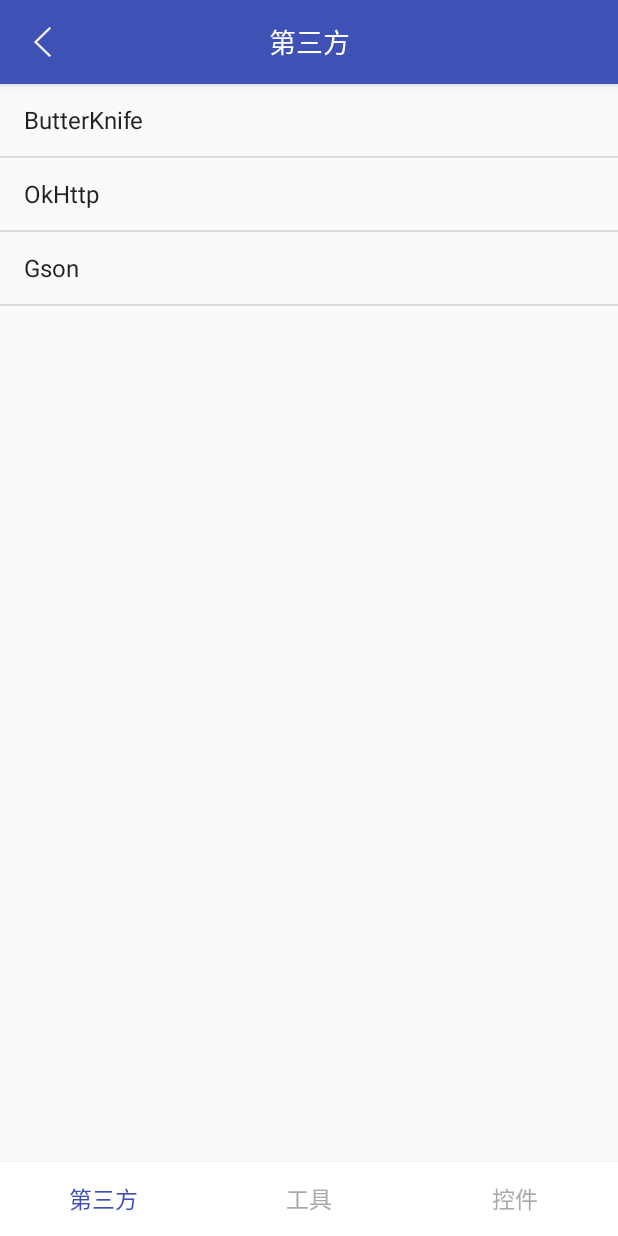
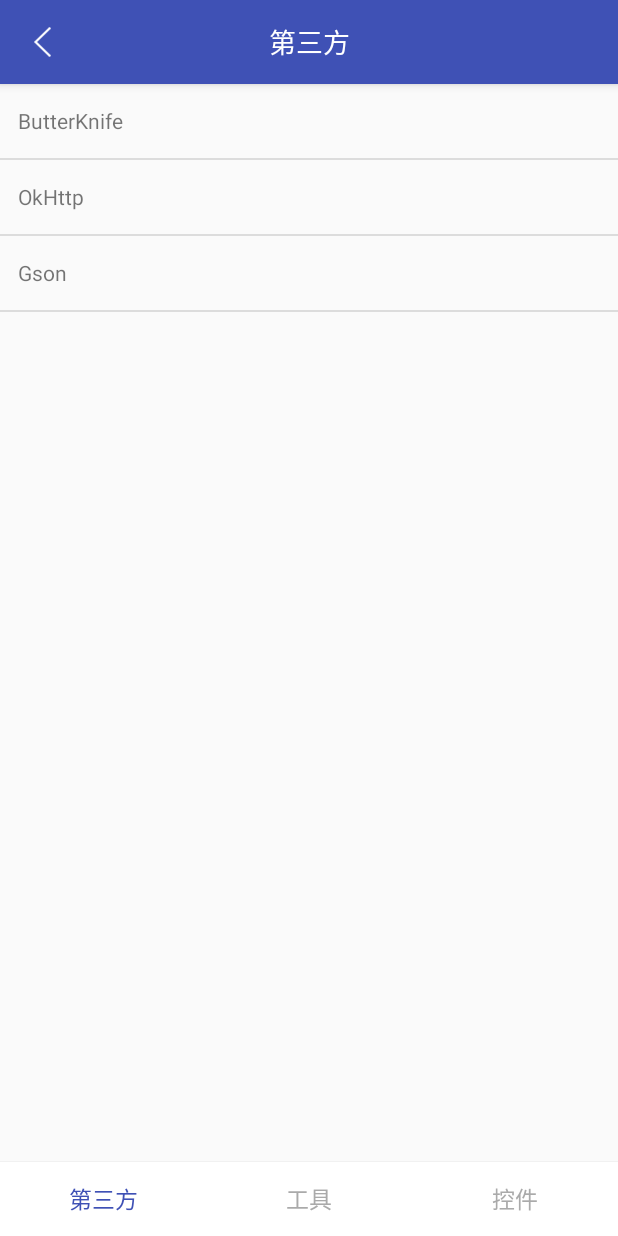
Before and after one commit to fengliang1992/AndroidLibs, an Android app: the screen it shows after launch (MainActivity), on a phone screen of 412 x 824 dp. Run offline under Robolectric (Android 15) with nearby library versions, the phone set to English and light mode, and no system bars; our stand-ins replace ButterKnife; libraries missing offline, so code that uses them is left out: com.github.moduth.blockcanary.

Commit message:
修改类的数组

```diff
--- /dev/null
+++ b/app/src/main/java/com/fltry/androidlibs/ui/ClassBean.java
@@ -0,0 +1,24 @@
+package com.fltry.androidlibs.ui;
+
+/**
+ * Created by tol on 2018-06-15.
+ */
+
+public class ClassBean {
+
+    private String name;
+    private Class cClass;
+
+    public ClassBean(String name, Class cClass) {
+        this.name = name;
+        this.cClass = cClass;
+    }
+
+    public String getName() {
+        return name;
+    }
+
+    public Class getcClass() {
+        return cClass;
+    }
+}
--- /dev/null
+++ b/app/src/main/java/com/fltry/androidlibs/ui/ListUtils.java
@@ -0,0 +1,55 @@
+package com.fltry.androidlibs.ui;
+
+import com.fltry.androidlibs.sdkmodule.Okhttp.OkHttpActivity;
+import com.fltry.androidlibs.sdkmodule.butterkinfe.ButterKinfeActivity;
+import com.fltry.androidlibs.sdkmodule.gson.GsonActivity;
+import com.fltry.androidlibs.utils.Dialog.DialogActivity;
+import com.fltry.androidlibs.utils.excption.ExcptionActivity;
+import com.fltry.androidlibs.utils.screen.ScreenUtilActivity;
+import com.fltry.androidlibs.utils.sp.SPActivity;
+import com.fltry.androidlibs.utils.toast.ToastActivity;
+import com.fltry.androidlibs.view.elastic.ElasticActivity;
+import com.fltry.androidlibs.view.refresh.RefreshActivity;
+import com.fltry.androidlibs.view.timeselect.TimeSelectActivity;
+
+import java.util.ArrayList;
+
+public class ListUtils {
+    public static final int SDK_FRAGMENT = 0;
+    public static final int UTIL_FRAGMENT = 1;
+    public static final int WEIGHT_FRAGMENT = 2;
+
+
+    public static ArrayList<ArrayList<ClassBean>> getAllClasses() {
+        ArrayList<ArrayList<ClassBean>> allClasses = new ArrayList<>();
+        for (int i = 0; i < 3; i++) {
+            allClasses.add(getClasses(i));
+        }
+        return allClasses;
+    }
+
+
+    private static ArrayList<ClassBean> getClasses(int fragmentIndex) {
+        ArrayList<ClassBean> classes = new ArrayList<>();
+        switch (fragmentIndex) {
+            case SDK_FRAGMENT:
+                classes.add(new ClassBean("ButterKnife", ButterKinfeActivity.class));
+                classes.add(new ClassBean("OkHttp", OkHttpActivity.class));
+                classes.add(new ClassBean("Gson", GsonActivity.class));
+                break;
+            case UTIL_FRAGMENT:
+                classes.add(new ClassBean("DialogUtils_弹窗", DialogActivity.class));
+                classes.add(new ClassBean("ScreenUtils_屏幕", ScreenUtilActivity.class));
+                classes.add(new ClassBean("Excption_异常奔溃ANR", ExcptionActivity.class));
+                classes.add(new ClassBean("SharedPreferences", SPActivity.class));
+                classes.add(new ClassBean("Toast", ToastActivity.class));
+                break;
+            case WEIGHT_FRAGMENT:
+                classes.add(new ClassBean("Elastic_弹性界面", ElasticActivity.class));
+                classes.add(new ClassBean("Refresh_刷新", RefreshActivity.class));
+                classes.add(new ClassBean("TimePic_时间日期选择", TimeSelectActivity.class));
+                break;
+        }
+        return classes;
+    }
+}
--- a/app/src/main/java/com/fltry/androidlibs/ui/MainActivity.java
+++ b/app/src/main/java/com/fltry/androidlibs/ui/MainActivity.java
@@ -5,6 +5,8 @@ import android.support.v4.view.ViewPager;
 import android.widget.RadioGroup;
 
 import com.fltry.androidlibs.R;
+
+import java.util.ArrayList;
 
 import butterknife.BindView;
 
@@ -15,10 +17,14 @@ public class MainActivity extends BaseActivity {
     @BindView(R.id.radioGroup)
     RadioGroup radioGroup;
 
+    public ArrayList<ArrayList<ClassBean>> allClasses;
+
     @Override
     protected void onCreate(Bundle savedInstanceState) {
         super.onCreate(savedInstanceState);
         getToolbarTitle().setText("第三方");
+
+        allClasses = ListUtils.getAllClasses();
 
         viewPager.setAdapter(new MyViewPagerAdapter(getSupportFragmentManager(), this, 3));
         radioGroup.check(R.id.btn1);
--- /dev/null
+++ b/app/src/main/java/com/fltry/androidlibs/ui/MyClassAdapter.java
@@ -0,0 +1,44 @@
+package com.fltry.androidlibs.ui;
+
+import android.content.Context;
+import android.view.View;
+import android.view.ViewGroup;
+import android.widget.BaseAdapter;
+import android.widget.TextView;
+
+import com.fltry.androidlibs.R;
+
+import java.util.ArrayList;
+
+public class MyClassAdapter extends BaseAdapter {
+    private Context context;
+    private ArrayList<ClassBean> classes;
+
+    public MyClassAdapter(Context context, ArrayList<ClassBean> classes) {
+        this.context = context;
+        this.classes = classes;
+    }
+
+    @Override
+    public int getCount() {
+        return classes.size();
+    }
+
+    @Override
+    public Object getItem(int position) {
+        return null;
+    }
+
+    @Override
+    public long getItemId(int position) {
+        return 0;
+    }
+
+    @Override
+    public View getView(int position, View convertView, ViewGroup parent) {
+        convertView = View.inflate(context, R.layout.item_classes, null);
+        TextView textView = convertView.findViewById(R.id.item_classes_tv);
+        textView.setText(classes.get(position).getName());
+        return convertView;
+    }
+}
--- a/app/src/main/java/com/fltry/androidlibs/ui/SdkFragment.java
+++ b/app/src/main/java/com/fltry/androidlibs/ui/SdkFragment.java
@@ -33,7 +33,7 @@ public class SdkFragment extends Fragment {
     @BindView(R.id.sdk_lv)
     ListView sdkLv;
 
-    private List<Class> classes = new ArrayList<>();
+    private ArrayList<ClassBean> classes;
 
     @Override
     public View onCreateView(LayoutInflater inflater, ViewGroup container, Bundle savedInstanceState) {
@@ -52,12 +52,8 @@ public class SdkFragment extends Fragment {
     }
 
     private void initView() {
-        classes.add(ButterKinfeActivity.class);
-        classes.add(OkHttpActivity.class);
-        classes.add(GsonActivity.class);
-
-        String[] sdkList = getResources().getStringArray(R.array.sdkList);
-        sdkLv.setAdapter(new ArrayAdapter<>(getContext(), android.R.layout.simple_list_item_1, sdkList));
+        classes = ((MainActivity) getContext()).allClasses.get(0);
+        sdkLv.setAdapter(new MyClassAdapter(getContext(), classes));
 
         sdkLv.setOnItemClickListener(new AdapterView.OnItemClickListener() {
             @Override
@@ -66,7 +62,7 @@ public class SdkFragment extends Fragment {
                     ToastUtil.show(getContext(), "index越界");
                     return;
                 }
-                startActivity(new Intent(getContext(), classes.get(position)));
+                startActivity(new Intent(getContext(), classes.get(position).getcClass()));
             }
         });
     }
--- a/app/src/main/java/com/fltry/androidlibs/ui/UtilFragment.java
+++ b/app/src/main/java/com/fltry/androidlibs/ui/UtilFragment.java
@@ -34,8 +34,7 @@ public class UtilFragment extends Fragment {
     View view;
     @BindView(R.id.util_lv)
     ListView utilLv;
-
-    private List<Class> classes = new ArrayList<>();
+    private ArrayList<ClassBean> classes;
 
     @Override
     public View onCreateView(LayoutInflater inflater, ViewGroup container, Bundle savedInstanceState) {
@@ -54,15 +53,8 @@ public class UtilFragment extends Fragment {
     }
 
     private void initView() {
-        classes.add(DialogActivity.class);
-        classes.add(ScreenUtilActivity.class);
-        classes.add(ExcptionActivity.class);
-        classes.add(SPActivity.class);
-        classes.add(ToastActivity.class);
-
-        String[] utilList = getResources().getStringArray(R.array.utilList);
-        utilLv.setAdapter(new ArrayAdapter<>(getContext(), android.R.layout.simple_list_item_1, utilList));
-
+        classes = ((MainActivity) getContext()).allClasses.get(1);
+        utilLv.setAdapter(new MyClassAdapter(getContext(), classes));
         utilLv.setOnItemClickListener(new AdapterView.OnItemClickListener() {
             @Override
             public void onItemClick(AdapterView<?> parent, View view, int position, long id) {
@@ -70,7 +62,7 @@ public class UtilFragment extends Fragment {
                     ToastUtil.show(getContext(), "index越界");
                     return;
                 }
-                startActivity(new Intent(getContext(), classes.get(position)));
+                startActivity(new Intent(getContext(), classes.get(position).getcClass()));
             }
         });
     }
--- a/app/src/main/java/com/fltry/androidlibs/utils/excption/ExcptionApplication.java
+++ b/app/src/main/java/com/fltry/androidlibs/utils/excption/ExcptionApplication.java
@@ -13,9 +13,9 @@ public class ExcptionApplication extends Application{
     @Override
     public void onCreate() {
         super.onCreate();
-        CrashHandler catchHandler = CrashHandler.getInstance();
-        catchHandler.init(getApplicationContext());
-        BlockCanary.install(this, new AppBlockCanaryContext()).start();
+//        CrashHandler catchHandler = CrashHandler.getInstance();
+//        catchHandler.init(getApplicationContext());
+//        BlockCanary.install(this, new AppBlockCanaryContext()).start();
     }
 
 }
--- /dev/null
+++ b/app/src/main/res/layout/item_classes.xml
@@ -0,0 +1,15 @@
+<?xml version="1.0" encoding="utf-8"?>
+<LinearLayout xmlns:android="http://schemas.android.com/apk/res/android"
+    android:layout_width="match_parent"
+    android:layout_height="match_parent"
+    android:orientation="vertical">
+
+    <TextView
+        android:id="@+id/item_classes_tv"
+        android:layout_width="match_parent"
+        android:layout_height="49dp"
+        android:gravity="center_vertical"
+        android:paddingLeft="12dp"
+        android:paddingRight="12dp" />
+
+</LinearLayout>
--- a/app/src/main/res/values/explain_strings.xml
+++ /dev/null
@@ -1,21 +0,0 @@
-<?xml version="1.0" encoding="utf-8"?>
-<resources>
-    <string-array name="sdkList">
-        <item>ButterKnife</item>
-        <item>OkHttp</item>
-        <item>Gson</item>
-    </string-array>
-
-    <string-array name="utilList">
-        <item>DialogUtils_弹窗</item>
-        <item>ScreenUtils_屏幕</item>
-        <item>Excption_异常奔溃ANR</item>
-        <item>SharedPreferences</item>
-        <item>Toast</item>
-    </string-array>
-
-    <string-array name="weightList">
-        <item>Elastic_弹性界面</item>
-        <item>Refresh_刷新</item>
-    </string-array>
-</resources>
```
Also changed, not shown: app/src/main/java/com/fltry/androidlibs/ui/WeightFragment.java (+5 -7 lines), app/src/main/java/com/fltry/androidlibs/view/timeselect/TimeSelectActivity.java (+56 -0 lines), app/src/main/res/layout/activity_time_select.xml (+23 -0 lines).
